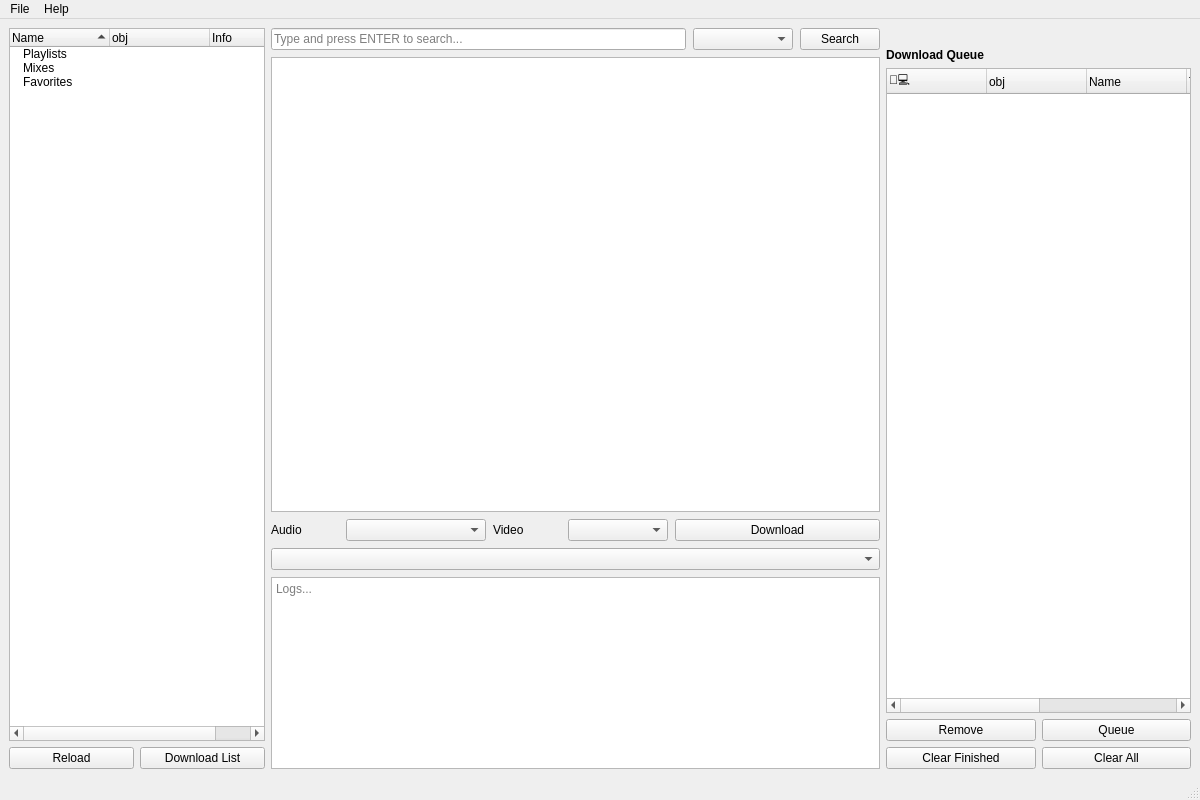
exislow/tidal-dl-ng, file tidal_dl_ng/ui/main.ui: the form before one commit.
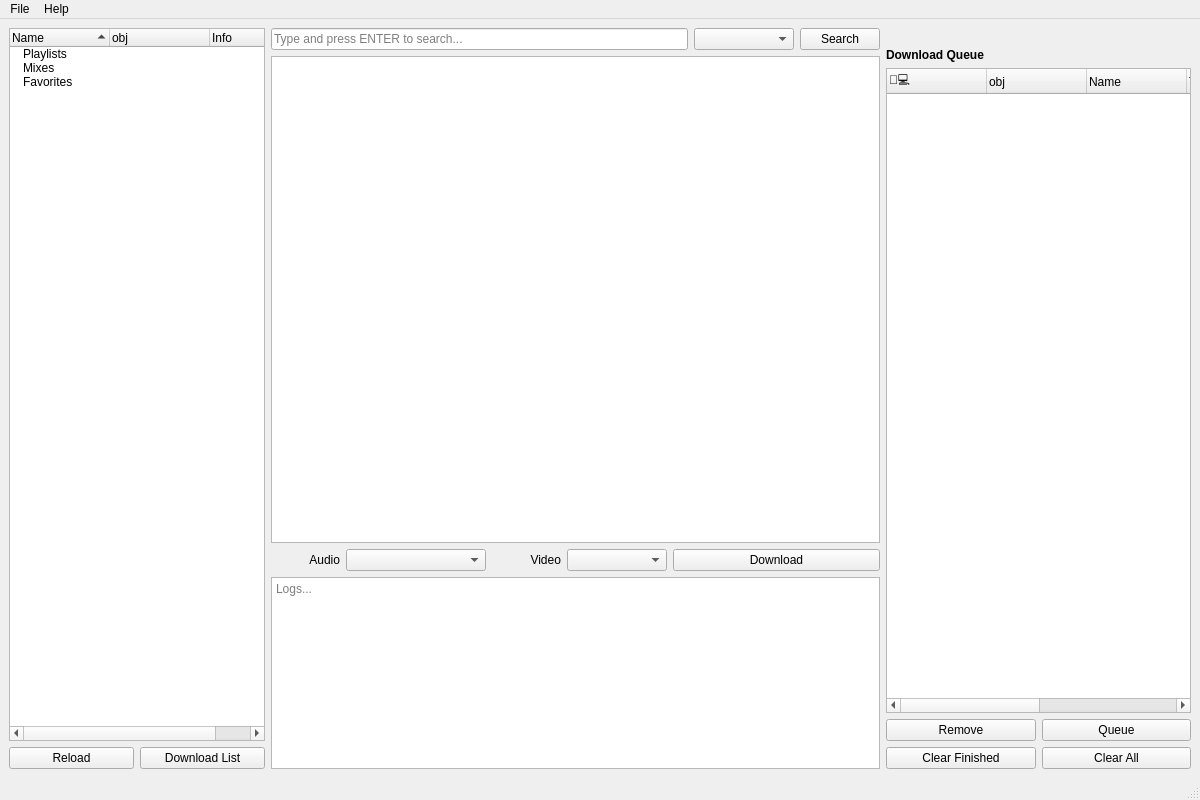
The form after the commit. Icons and pictures are not drawn.

```diff
--- a/tidal_dl_ng/ui/main.ui
+++ b/tidal_dl_ng/ui/main.ui
@@ -195,9 +195,9 @@
      </layout>
     </item>
     <item>
-     <layout class="QVBoxLayout" name="lv_search_result" stretch="0,0,0,0,0">
+     <layout class="QVBoxLayout" name="lv_search_result" stretch="0,0,0,0">
       <property name="spacing">
-       <number>7</number>
+       <number>-1</number>
       </property>
       <item>
        <layout class="QHBoxLayout" name="lh_search">
@@ -262,7 +262,7 @@
            <string notr="true"/>
           </property>
           <property name="sizeAdjustPolicy">
-           <enum>QComboBox::AdjustToContents</enum>
+           <enum>QComboBox::SizeAdjustPolicy::AdjustToContentsOnFirstShow</enum>
           </property>
           <property name="placeholderText" stdset="0">
            <string notr="true"/>
@@ -340,6 +340,9 @@
           <property name="text">
            <string notr="true">Audio</string>
           </property>
+          <property name="alignment">
+           <set>Qt::AlignmentFlag::AlignRight|Qt::AlignmentFlag::AlignTrailing|Qt::AlignmentFlag::AlignVCenter</set>
+          </property>
          </widget>
         </item>
         <item>
@@ -369,7 +372,10 @@
            <string notr="true"/>
           </property>
           <property name="sizeAdjustPolicy">
-           <enum>QComboBox::AdjustToContents</enum>
+           <enum>QComboBox::SizeAdjustPolicy::AdjustToContentsOnFirstShow</enum>
+          </property>
+          <property name="placeholderText">
+           <string notr="true"/>
           </property>
           <property name="frame">
            <bool>true</bool>
@@ -399,6 +405,9 @@
           <property name="text">
            <string notr="true">Video</string>
           </property>
+          <property name="alignment">
+           <set>Qt::AlignmentFlag::AlignRight|Qt::AlignmentFlag::AlignTrailing|Qt::AlignmentFlag::AlignVCenter</set>
+          </property>
          </widget>
         </item>
         <item>
@@ -428,7 +437,7 @@
            <string notr="true"/>
           </property>
           <property name="sizeAdjustPolicy">
-           <enum>QComboBox::AdjustToContents</enum>
+           <enum>QComboBox::SizeAdjustPolicy::AdjustToContentsOnFirstShow</enum>
           </property>
           <property name="placeholderText" stdset="0">
            <string notr="true"/>
@@ -462,9 +471,6 @@
         </item>
        </layout>
       </item>
-      <item>
-       <widget class="QComboBox" name="comboBox"/>
-      </item>
       <item>
        <widget class="QPlainTextEdit" name="te_debug">
         <property name="enabled">
```
Left out of the diff: 41 changed lines with no effect on the pictures.
